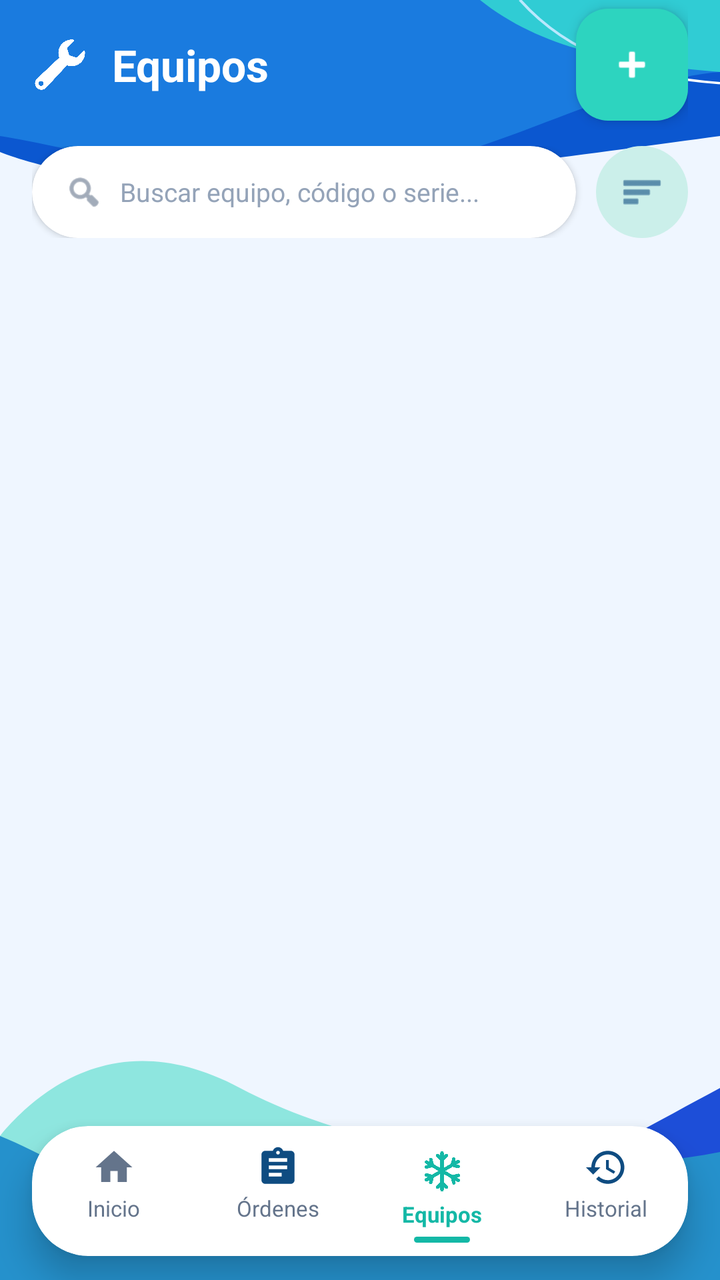
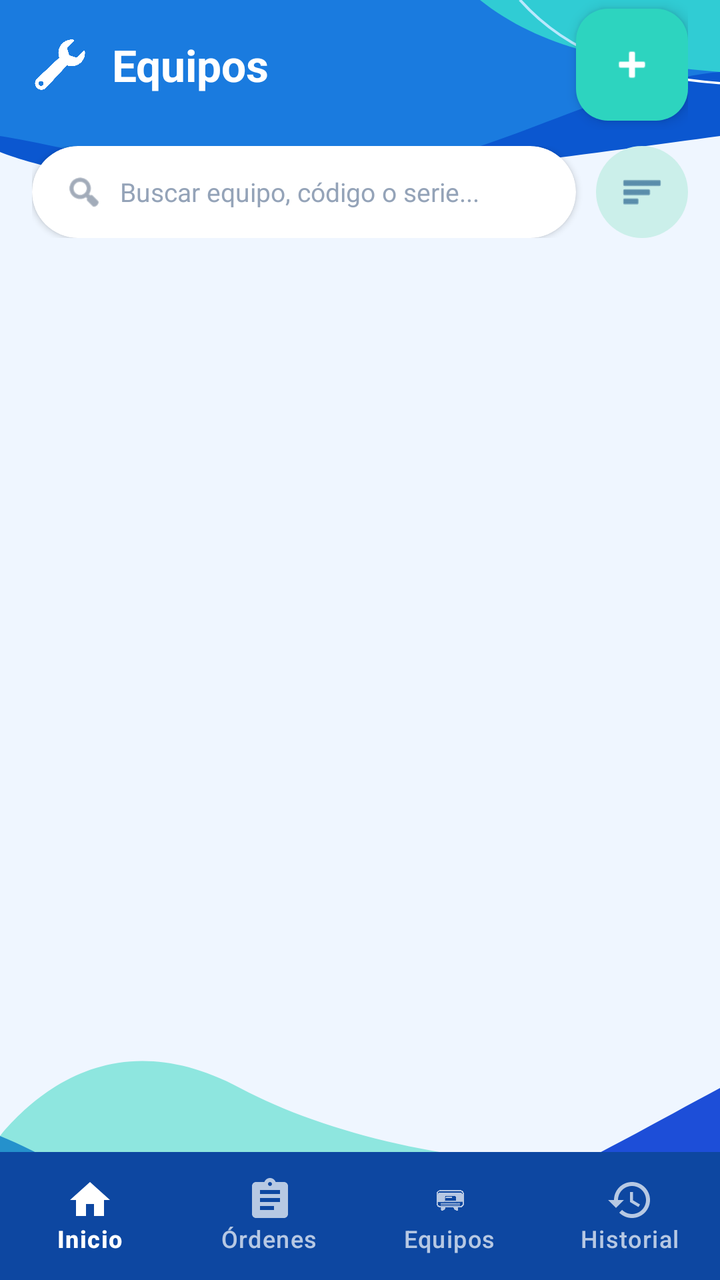

Before-and-after screenshots of an Android layout around one commit, followed by the original layout XML and the change that was made.
<!-- AndroidManifest.xml: application theme Theme.ClimaTrack -->
<!-- res/layout/activity_equipos.xml -->
<?xml version="1.0" encoding="utf-8"?>
<androidx.constraintlayout.widget.ConstraintLayout
    xmlns:android="http://schemas.android.com/apk/res/android"
    xmlns:app="http://schemas.android.com/apk/res-auto"
    xmlns:tools="http://schemas.android.com/tools"
    android:layout_width="match_parent"
    android:layout_height="match_parent"
    android:background="@drawable/bg_detalle_orden"
    tools:context=".activities.EquiposActivity">

    
    <RelativeLayout
        android:id="@+id/headerToolbar"
        android:layout_width="match_parent"
        android:layout_height="65dp"
        android:paddingStart="16dp"
        android:paddingEnd="16dp"
        app:layout_constraintTop_toTopOf="parent">

        <ImageView
            android:id="@+id/iconHeader"
            android:layout_width="28dp"
            android:layout_height="28dp"
            android:layout_centerVertical="true"
            android:src="@drawable/ic_llave"
            app:tint="@color/white" />

        <TextView
            android:layout_width="wrap_content"
            android:layout_height="wrap_content"
            android:layout_centerVertical="true"
            android:layout_marginStart="12dp"
            android:layout_toEndOf="@id/iconHeader"
            android:text="Equipos"
            android:textColor="@color/white"
            android:textSize="22sp"
            android:textStyle="bold" />

        
        <com.google.android.material.floatingactionbutton.FloatingActionButton
            android:id="@+id/fabAdd"
            android:layout_width="wrap_content"
            android:layout_height="wrap_content"
            android:layout_alignParentEnd="true"
            android:layout_centerVertical="true"
            android:contentDescription="Agregar"
            android:src="@android:drawable/ic_input_add"
            app:backgroundTint="#2DD4BF"
            app:borderWidth="0dp"
            app:elevation="4dp"
            app:fabSize="mini"
            app:tint="@color/white"/>
    </RelativeLayout>

    
    <LinearLayout
        android:id="@+id/layoutSearch"
        android:layout_width="match_parent"
        android:layout_height="wrap_content"
        android:gravity="center_vertical"
        android:orientation="horizontal"
        android:paddingStart="16dp"
        android:paddingTop="8dp"
        android:paddingEnd="16dp"
        android:paddingBottom="8dp"
        app:layout_constraintTop_toBottomOf="@id/headerToolbar">

        
        <androidx.cardview.widget.CardView
            android:layout_width="0dp"
            android:layout_height="46dp"
            android:layout_weight="1"
            app:cardBackgroundColor="@color/white"
            app:cardCornerRadius="23dp"
            app:cardElevation="2dp">

            <LinearLayout
                android:layout_width="match_parent"
                android:layout_height="match_parent"
                android:gravity="center_vertical"
                android:orientation="horizontal"
                android:paddingStart="16dp"
                android:paddingEnd="16dp">

                <ImageView
                    android:layout_width="20dp"
                    android:layout_height="20dp"
                    android:src="@android:drawable/ic_menu_search"
                    app:tint="#64748B" />

                <EditText
                    android:id="@+id/etSearch"
                    android:layout_width="match_parent"
                    android:layout_height="match_parent"
                    android:layout_marginStart="8dp"
                    android:background="@null"
                    android:hint="Buscar equipo, código o serie..."
                    android:inputType="text"
                    android:textColor="#0F4C81"
                    android:textColorHint="#94A3B8"
                    android:textSize="13sp" />
            </LinearLayout>
        </androidx.cardview.widget.CardView>

        
        <ImageView
            android:id="@+id/btnFilter"
            android:layout_width="46dp"
            android:layout_height="46dp"
            android:layout_marginStart="10dp"
            android:background="@drawable/bg_icon_circle"
            android:padding="12dp"
            android:src="@android:drawable/ic_menu_sort_by_size"
            app:tint="#0F4C81" />
    </LinearLayout>

    
    <androidx.recyclerview.widget.RecyclerView
        android:id="@+id/rvEquipos"
        android:layout_width="match_parent"
        android:layout_height="0dp"
        android:clipToPadding="false"
        android:paddingStart="16dp"
        android:paddingTop="8dp"
        android:paddingEnd="16dp"
        android:paddingBottom="90dp"
        app:layoutManager="androidx.recyclerview.widget.LinearLayoutManager"
        app:layout_constraintBottom_toBottomOf="parent"
        app:layout_constraintTop_toBottomOf="@id/layoutSearch"
        tools:listitem="@layout/item_equipo" />

    
    <androidx.cardview.widget.CardView
        android:id="@+id/bottomNavigation"
        android:layout_width="match_parent"
        android:layout_height="65dp"
        android:layout_marginStart="16dp"
        android:layout_marginEnd="16dp"
        android:layout_marginBottom="12dp"
        app:cardBackgroundColor="@color/white"
        app:cardCornerRadius="28dp"
        app:cardElevation="10dp"
        app:cardPreventCornerOverlap="false"
        app:layout_constraintBottom_toBottomOf="parent">

        <LinearLayout
            android:layout_width="match_parent"
            android:layout_height="match_parent"
            android:orientation="horizontal">

            
            <LinearLayout
                android:layout_width="0dp"
                android:layout_height="match_parent"
                android:layout_weight="1"
                android:gravity="center"
                android:orientation="vertical">

                <ImageView
                    android:layout_width="22dp"
                    android:layout_height="22dp"
                    android:src="@drawable/ic_home"
                    app:tint="#64748B" />

                <TextView
                    android:layout_width="wrap_content"
                    android:layout_height="wrap_content"
                    android:layout_marginTop="2dp"
                    android:text="Inicio"
                    android:textColor="#64748B"
                    android:textSize="11sp" />

                <View
                    android:layout_width="28dp"
                    android:layout_height="3dp"
                    android:layout_marginTop="4dp"
                    android:visibility="invisible" />
            </LinearLayout>

            
            <LinearLayout
                android:layout_width="0dp"
                android:layout_height="match_parent"
                android:layout_weight="1"
                android:gravity="center"
                android:orientation="vertical">

                <ImageView
                    android:layout_width="22dp"
                    android:layout_height="22dp"
                    android:src="@drawable/ic_ordenes"
                    app:tint="#0F4C81" />

                <TextView
                    android:layout_width="wrap_content"
                    android:layout_height="wrap_content"
                    android:layout_marginTop="2dp"
                    android:text="Órdenes"
                    android:textColor="#64748B"
                    android:textSize="11sp" />

                <View
                    android:layout_width="28dp"
                    android:layout_height="3dp"
                    android:layout_marginTop="4dp"
                    android:visibility="invisible" />
            </LinearLayout>

            
            <LinearLayout
                android:layout_width="0dp"
                android:layout_height="match_parent"
                android:layout_weight="1"
                android:gravity="center"
                android:orientation="vertical"
                android:paddingTop="4dp">

                <ImageView
                    android:layout_width="24dp"
                    android:layout_height="24dp"
                    android:src="@drawable/ic_copo"
                    app:tint="#14B8A6" />

                <TextView
                    android:layout_width="wrap_content"
                    android:layout_height="wrap_content"
                    android:layout_marginTop="2dp"
                    android:text="Equipos"
                    android:textColor="#14B8A6"
                    android:textSize="11sp"
                    android:textStyle="bold" />

                
                <View
                    android:layout_width="28dp"
                    android:layout_height="3dp"
                    android:layout_marginTop="4dp"
                    android:background="@drawable/bg_indicator_active" />
            </LinearLayout>

            
            <LinearLayout
                android:layout_width="0dp"
                android:layout_height="match_parent"
                android:layout_weight="1"
                android:gravity="center"
                android:orientation="vertical">

                <ImageView
                    android:layout_width="22dp"
                    android:layout_height="22dp"
                    android:src="@drawable/ic_historial"
                    app:tint="#0F4C81" />

                <TextView
                    android:layout_width="wrap_content"
                    android:layout_height="wrap_content"
                    android:layout_marginTop="2dp"
                    android:text="Historial"
                    android:textColor="#64748B"
                    android:textSize="11sp" />

                <View
                    android:layout_width="28dp"
                    android:layout_height="3dp"
                    android:layout_marginTop="4dp"
                    android:visibility="invisible" />
            </LinearLayout>

        </LinearLayout>
    </androidx.cardview.widget.CardView>

</androidx.constraintlayout.widget.ConstraintLayout>
<!-- res/layout/item_equipo.xml (included above) -->
<?xml version="1.0" encoding="utf-8"?>
<androidx.cardview.widget.CardView xmlns:android="http://schemas.android.com/apk/res/android"
    xmlns:app="http://schemas.android.com/apk/res-auto"
    android:layout_width="match_parent"
    android:layout_height="wrap_content"
    android:layout_marginHorizontal="16dp"
    android:layout_marginVertical="6dp"
    app:cardBackgroundColor="@android:color/white"
    app:cardCornerRadius="16dp"
    app:cardElevation="2dp">

    <LinearLayout
        android:layout_width="match_parent"
        android:layout_height="wrap_content"
        android:gravity="center_vertical"
        android:orientation="horizontal"
        android:padding="14dp">

        
        <ImageView
            android:id="@+id/imgEquipo"
            android:layout_width="90dp"
            android:layout_height="80dp"
            android:contentDescription="Foto del equipo"
            android:scaleType="fitCenter"
            android:src="@drawable/splitt_pared" />

        
        <LinearLayout
            android:layout_width="0dp"
            android:layout_height="wrap_content"
            android:layout_marginStart="12dp"
            android:layout_weight="1"
            android:orientation="vertical">

            
            <LinearLayout
                android:layout_width="match_parent"
                android:layout_height="wrap_content"
                android:gravity="center_vertical"
                android:orientation="horizontal">

                <TextView
                    android:id="@+id/tvCodigoEquipo"
                    android:layout_width="0dp"
                    android:layout_height="wrap_content"
                    android:layout_weight="1"
                    android:text="EQ-00015"
                    android:textColor="#0B234A"
                    android:textSize="15sp"
                    android:textStyle="bold" />

                
                <TextView
                    android:id="@+id/tvEstadoBadge"
                    android:layout_width="wrap_content"
                    android:layout_height="wrap_content"
                    android:background="@drawable/bg_badge_operativo"
                    android:paddingHorizontal="8dp"
                    android:paddingVertical="3dp"
                    android:text="OPERATIVO"
                    android:textColor="#2E7D32"
                    android:textSize="10sp"
                    android:textStyle="bold" />
            </LinearLayout>

            
            <LinearLayout
                android:layout_width="match_parent"
                android:layout_height="wrap_content"
                android:layout_marginTop="4dp">

                <TextView
                    android:layout_width="wrap_content"
                    android:layout_height="wrap_content"
                    android:text="Tipo: "
                    android:textColor="#172F55"
                    android:textSize="12sp"
                    android:textStyle="bold" />

                <TextView
                    android:id="@+id/tvTipo"
                    android:layout_width="wrap_content"
                    android:layout_height="wrap_content"
                    android:text="Split Pared"
                    android:textColor="#60738C"
                    android:textSize="12sp" />
            </LinearLayout>

            
            <LinearLayout
                android:layout_width="match_parent"
                android:layout_height="wrap_content"
                android:layout_marginTop="1dp">

                <TextView
                    android:layout_width="wrap_content"
                    android:layout_height="wrap_content"
                    android:text="Marca: "
                    android:textColor="#172F55"
                    android:textSize="12sp"
                    android:textStyle="bold" />

                <TextView
                    android:id="@+id/tvMarca"
                    android:layout_width="wrap_content"
                    android:layout_height="wrap_content"
                    android:text="LG"
                    android:textColor="#60738C"
                    android:textSize="12sp" />
            </LinearLayout>

            
            <LinearLayout
                android:layout_width="match_parent"
                android:layout_height="wrap_content"
                android:layout_marginTop="1dp">

                <TextView
                    android:layout_width="wrap_content"
                    android:layout_height="wrap_content"
                    android:text="Modelo: "
                    android:textColor="#172F55"
                    android:textSize="12sp"
                    android:textStyle="bold" />

                <TextView
                    android:id="@+id/tvModelo"
                    android:layout_width="wrap_content"
                    android:layout_height="wrap_content"
                    android:text="Dual Inverter 24K"
                    android:textColor="#60738C"
                    android:textSize="12sp" />
            </LinearLayout>

            
            <LinearLayout
                android:layout_width="match_parent"
                android:layout_height="wrap_content"
                android:layout_marginTop="1dp">

                <TextView
                    android:layout_width="wrap_content"
                    android:layout_height="wrap_content"
                    android:text="Serie: "
                    android:textColor="#172F55"
                    android:textSize="12sp"
                    android:textStyle="bold" />

                <TextView
                    android:id="@+id/tvSerie"
                    android:layout_width="wrap_content"
                    android:layout_height="wrap_content"
                    android:text="LG24TI2022015"
                    android:textColor="#60738C"
                    android:textSize="12sp" />
            </LinearLayout>

            
            <LinearLayout
                android:layout_width="match_parent"
                android:layout_height="wrap_content"
                android:layout_marginTop="1dp">

                <TextView
                    android:layout_width="wrap_content"
                    android:layout_height="wrap_content"
                    android:text="Cliente: "
                    android:textColor="#172F55"
                    android:textSize="12sp"
                    android:textStyle="bold" />

                <TextView
                    android:id="@+id/tvCliente"
                    android:layout_width="wrap_content"
                    android:layout_height="wrap_content"
                    android:text="ACME S.A.S."
                    android:textColor="#60738C"
                    android:textSize="12sp" />
            </LinearLayout>

        </LinearLayout>

        
        <ImageView
            android:layout_width="20dp"
            android:layout_height="20dp"
            android:layout_marginStart="8dp"
            android:src="@drawable/ic_chevron_right"
            app:tint="#8A9BB0" />

    </LinearLayout>

</androidx.cardview.widget.CardView>
<!-- resources referenced by this layout -->
<resources>
  <color name="white">#FFFFFFFF</color>
  <!-- drawable bg_badge_operativo (drawable) -->
  <?xml version="1.0" encoding="utf-8"?>
  <shape xmlns:android="http://schemas.android.com/apk/res/android"
      android:shape="rectangle">
      <solid android:color="#DCE9F9" />
      <corners android:radius="12dp" />
  </shape>
  <!-- drawable bg_icon_circle (drawable) -->
  <?xml version="1.0" encoding="utf-8"?>
  <shape xmlns:android="http://schemas.android.com/apk/res/android" android:shape="oval">
      <solid android:color="#CBEFEA" /> 
  </shape>
  <!-- drawable bg_indicator_active (drawable) -->
  <?xml version="1.0" encoding="utf-8"?>
  <shape xmlns:android="http://schemas.android.com/apk/res/android"
      android:shape="rectangle">
      <solid android:color="#14B8A6" />
      <corners android:radius="4dp" />
  </shape>
  <!-- drawable ic_copo: png bitmap (drawable, 349550 bytes) -->
  <!-- drawable ic_historial (drawable) -->
  <?xml version="1.0" encoding="utf-8"?>
  <vector xmlns:android="http://schemas.android.com/apk/res/android"
      android:width="24dp"
      android:height="24dp"
      android:viewportWidth="24"
      android:viewportHeight="24">
      <path
          android:fillColor="#FF000000"
          android:pathData="M13,3c-4.97,0 -9,4.03 -9,9H1l3.89,3.89 0.07,0.14L9,12H6c0,-3.87 3.13,-7 7,-7s7,3.13 7,7 -3.13,7 -7,7c-1.93,0 -3.68,-0.79 -4.94,-2.06l-1.42,1.42C8.27,19.99 10.51,21 13,21c4.97,0 9,-4.03 9,-9s-4.03,-9 -9,-9zM12,8v5l4.25,2.52 0.77,-1.28 -3.52,-2.09V8z"/>
  </vector>
  <!-- drawable ic_home (drawable) -->
  <?xml version="1.0" encoding="utf-8"?>
  <vector xmlns:android="http://schemas.android.com/apk/res/android"
      android:width="32dp"
      android:height="32dp"
      android:viewportWidth="24"
      android:viewportHeight="24">
      <path
          android:fillColor="#FF000000"
          android:pathData="M10,20v-6h4v6h5v-8h3L12,3 2,12h3v8z"/>
  </vector>
  <!-- drawable ic_ordenes (drawable) -->
  <?xml version="1.0" encoding="utf-8"?>
  <vector xmlns:android="http://schemas.android.com/apk/res/android"
      android:width="24dp"
      android:height="24dp"
      android:viewportWidth="24"
      android:viewportHeight="24">
      <path
          android:fillColor="#FF000000"
          android:pathData="M19,3h-4.18C14.4,1.84 13.3,1 12,1c-1.3,0 -2.4,0.84 -2.82,2H5c-1.1,0 -2,0.9 -2,2v14c0,1.1 0.9,2 2,2h14c1.1,0 2,-0.9 2,-2V5c0,-1.1 -0.9,-2 -2,-2zM12,3c0.55,0 1,0.45 1,1s-0.45,1 -1,1 -1,-0.45 -1,-1 0.45,-1 1,-1zM14,17H7v-2h7v2zM17,13H7v-2h10v2zM17,9H7V7h10v2z"/>
  </vector>
  <style name="Theme.ClimaTrack" parent="Base.Theme.ClimaTrack" />
  <color name="primary">#0D50B5</color>
  <color name="on_primary">#FFFFFF</color>
  <color name="primary_container">#D9EEFF</color>
  <color name="on_primary_container">#06366F</color>
  <color name="secondary">#68D0BC</color>
  <color name="on_secondary">#073A35</color>
  <color name="secondary_container">#D8F5EF</color>
  <color name="on_secondary_container">#12483F</color>
  <style name="Widget.App.BottomNavigationView" parent="Widget.Material3.BottomNavigationView">
          <item name="indicatorColor">#33FFFFFF</item>
          <item name="itemIconTint">@color/bottom_nav_colors_white</item>
          <item name="itemTextColor">@color/bottom_nav_colors_white</item>
          <item name="backgroundTint">#0D47A1</item>
      </style>
  <style name="ShapeAppearance.ClimaTrack.Small" parent="ShapeAppearance.Material3.SmallComponent">
          <item name="cornerSize">8dp</item>
      </style>
  <style name="ShapeAppearance.ClimaTrack.Medium" parent="ShapeAppearance.Material3.MediumComponent">
          <item name="cornerSize">16dp</item>
      </style>
  <style name="ShapeAppearance.ClimaTrack.Large" parent="ShapeAppearance.Material3.LargeComponent">
          <item name="cornerSize">28dp</item>
      </style>
  <!-- unchanged entries left out for length: 5 -->
</resources>

<!-- the commit's change to res/layout/activity_equipos.xml (unified diff, before → after) -->
@@ -38,7 +38,7 @@
 
         
         <com.google.android.material.floatingactionbutton.FloatingActionButton
-            android:id="@+id/fabAdd"
+            android:id="@+id/btnAgregarEquipo"
             android:layout_width="wrap_content"
             android:layout_height="wrap_content"
             android:layout_alignParentEnd="true"
@@ -89,7 +89,7 @@
                     app:tint="#64748B" />
 
                 <EditText
-                    android:id="@+id/etSearch"
+                    android:id="@+id/etBuscar"
                     android:layout_width="match_parent"
                     android:layout_height="match_parent"
                     android:layout_marginStart="8dp"
@@ -130,145 +130,15 @@
         tools:listitem="@layout/item_equipo" />
 
     
-    <androidx.cardview.widget.CardView
+    <com.google.android.material.bottomnavigation.BottomNavigationView
         android:id="@+id/bottomNavigation"
         android:layout_width="match_parent"
-        android:layout_height="65dp"
-        android:layout_marginStart="16dp"
-        android:layout_marginEnd="16dp"
-        android:layout_marginBottom="12dp"
-        app:cardBackgroundColor="@color/white"
-        app:cardCornerRadius="28dp"
-        app:cardElevation="10dp"
-        app:cardPreventCornerOverlap="false"
-        app:layout_constraintBottom_toBottomOf="parent">
-
-        <LinearLayout
-            android:layout_width="match_parent"
-            android:layout_height="match_parent"
-            android:orientation="horizontal">
-
-            
-            <LinearLayout
-                android:layout_width="0dp"
-                android:layout_height="match_parent"
-                android:layout_weight="1"
-                android:gravity="center"
-                android:orientation="vertical">
-
-                <ImageView
-                    android:layout_width="22dp"
-                    android:layout_height="22dp"
-                    android:src="@drawable/ic_home"
-                    app:tint="#64748B" />
-
-                <TextView
-                    android:layout_width="wrap_content"
-                    android:layout_height="wrap_content"
-                    android:layout_marginTop="2dp"
-                    android:text="Inicio"
-                    android:textColor="#64748B"
-                    android:textSize="11sp" />
-
-                <View
-                    android:layout_width="28dp"
-                    android:layout_height="3dp"
-                    android:layout_marginTop="4dp"
-                    android:visibility="invisible" />
-            </LinearLayout>
-
-            
-            <LinearLayout
-                android:layout_width="0dp"
-                android:layout_height="match_parent"
-                android:layout_weight="1"
-                android:gravity="center"
-                android:orientation="vertical">
-
-                <ImageView
-                    android:layout_width="22dp"
-                    android:layout_height="22dp"
-                    android:src="@drawable/ic_ordenes"
-                    app:tint="#0F4C81" />
-
-                <TextView
-                    android:layout_width="wrap_content"
-                    android:layout_height="wrap_content"
-                    android:layout_marginTop="2dp"
-                    android:text="Órdenes"
-                    android:textColor="#64748B"
-                    android:textSize="11sp" />
-
-                <View
-                    android:layout_width="28dp"
-                    android:layout_height="3dp"
-                    android:layout_marginTop="4dp"
-                    android:visibility="invisible" />
-            </LinearLayout>
-
-            
-            <LinearLayout
-                android:layout_width="0dp"
-                android:layout_height="match_parent"
-                android:layout_weight="1"
-                android:gravity="center"
-                android:orientation="vertical"
-                android:paddingTop="4dp">
-
-                <ImageView
-                    android:layout_width="24dp"
-                    android:layout_height="24dp"
-                    android:src="@drawable/ic_copo"
-                    app:tint="#14B8A6" />
-
-                <TextView
-                    android:layout_width="wrap_content"
-                    android:layout_height="wrap_content"
-                    android:layout_marginTop="2dp"
-                    android:text="Equipos"
-                    android:textColor="#14B8A6"
-                    android:textSize="11sp"
-                    android:textStyle="bold" />
-
-                
-                <View
-                    android:layout_width="28dp"
-                    android:layout_height="3dp"
-                    android:layout_marginTop="4dp"
-                    android:background="@drawable/bg_indicator_active" />
-            </LinearLayout>
-
-            
-            <LinearLayout
-                android:layout_width="0dp"
-                android:layout_height="match_parent"
-                android:layout_weight="1"
-                android:gravity="center"
-                android:orientation="vertical">
-
-                <ImageView
-                    android:layout_width="22dp"
-                    android:layout_height="22dp"
-                    android:src="@drawable/ic_historial"
-                    app:tint="#0F4C81" />
-
-                <TextView
-                    android:layout_width="wrap_content"
-                    android:layout_height="wrap_content"
-                    android:layout_marginTop="2dp"
-                    android:text="Historial"
-                    android:textColor="#64748B"
-                    android:textSize="11sp" />
-
-                <View
-                    android:layout_width="28dp"
-                    android:layout_height="3dp"
-                    android:layout_marginTop="4dp"
-                    android:visibility="invisible" />
-            </LinearLayout>
-
-        </LinearLayout>
-    </androidx.cardview.widget.CardView>
+        android:layout_height="64dp"
+        android:background="#FFFFFF"
+        app:elevation="8dp"
+        app:labelVisibilityMode="labeled"
+        app:menu="@menu/bottom_menu"
+        app:layout_constraintBottom_toBottomOf="parent" />
 
 </androidx.constraintlayout.widget.ConstraintLayout>
 <!-- res/layout/item_equipo.xml (included above) -->
<!-- resource entries referenced after the edit -->
@@ -13,47 +13,6 @@
   <shape xmlns:android="http://schemas.android.com/apk/res/android" android:shape="oval">
       <solid android:color="#CBEFEA" /> 
   </shape>
-  <!-- drawable bg_indicator_active (drawable) -->
-  <?xml version="1.0" encoding="utf-8"?>
-  <shape xmlns:android="http://schemas.android.com/apk/res/android"
-      android:shape="rectangle">
-      <solid android:color="#14B8A6" />
-      <corners android:radius="4dp" />
-  </shape>
-  <!-- drawable ic_copo: png bitmap (drawable, 349550 bytes) -->
-  <!-- drawable ic_historial (drawable) -->
-  <?xml version="1.0" encoding="utf-8"?>
-  <vector xmlns:android="http://schemas.android.com/apk/res/android"
-      android:width="24dp"
-      android:height="24dp"
-      android:viewportWidth="24"
-      android:viewportHeight="24">
-      <path
-          android:fillColor="#FF000000"
-          android:pathData="M13,3c-4.97,0 -9,4.03 -9,9H1l3.89,3.89 0.07,0.14L9,12H6c0,-3.87 3.13,-7 7,-7s7,3.13 7,7 -3.13,7 -7,7c-1.93,0 -3.68,-0.79 -4.94,-2.06l-1.42,1.42C8.27,19.99 10.51,21 13,21c4.97,0 9,-4.03 9,-9s-4.03,-9 -9,-9zM12,8v5l4.25,2.52 0.77,-1.28 -3.52,-2.09V8z"/>
-  </vector>
-  <!-- drawable ic_home (drawable) -->
-  <?xml version="1.0" encoding="utf-8"?>
-  <vector xmlns:android="http://schemas.android.com/apk/res/android"
-      android:width="32dp"
-      android:height="32dp"
-      android:viewportWidth="24"
-      android:viewportHeight="24">
-      <path
-          android:fillColor="#FF000000"
-          android:pathData="M10,20v-6h4v6h5v-8h3L12,3 2,12h3v8z"/>
-  </vector>
-  <!-- drawable ic_ordenes (drawable) -->
-  <?xml version="1.0" encoding="utf-8"?>
-  <vector xmlns:android="http://schemas.android.com/apk/res/android"
-      android:width="24dp"
-      android:height="24dp"
-      android:viewportWidth="24"
-      android:viewportHeight="24">
-      <path
-          android:fillColor="#FF000000"
-          android:pathData="M19,3h-4.18C14.4,1.84 13.3,1 12,1c-1.3,0 -2.4,0.84 -2.82,2H5c-1.1,0 -2,0.9 -2,2v14c0,1.1 0.9,2 2,2h14c1.1,0 2,-0.9 2,-2V5c0,-1.1 -0.9,-2 -2,-2zM12,3c0.55,0 1,0.45 1,1s-0.45,1 -1,1 -1,-0.45 -1,-1 0.45,-1 1,-1zM14,17H7v-2h7v2zM17,13H7v-2h10v2zM17,9H7V7h10v2z"/>
-  </vector>
   <style name="Theme.ClimaTrack" parent="Base.Theme.ClimaTrack" />
   <color name="primary">#0D50B5</color>
   <color name="on_primary">#FFFFFF</color>
